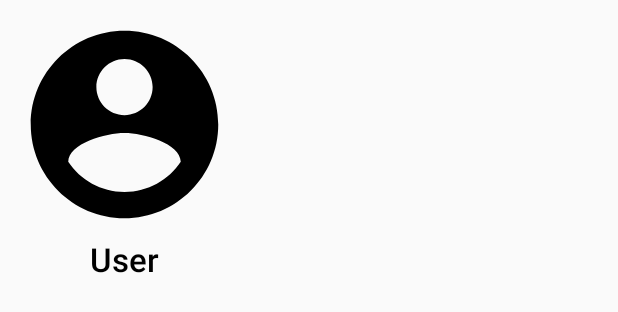
After one commit to addiegupta/HackUdaipur, an Android app: the layout user_list_item.xml on its own in the app's theme, with its tools: preview values and no code run, on a phone screen of 412 x 824 dp. The commit adds this screen. Shown: the top 312 px of the screen. Run offline under Robolectric (Android 15) with nearby library versions, the phone set to English and light mode, and no system bars.

Commit message:
Create symptoms table and change select user mechanism

```diff
--- a/app/src/main/AndroidManifest.xml
+++ b/app/src/main/AndroidManifest.xml
@@ -26,7 +26,9 @@
             android:name=".data.generated.UserProvider"
             android:authorities="${applicationId}"
             android:exported="false" />
-        <activity android:name=".ui.SymptomsActivity"></activity>
+
+        <activity android:name=".ui.SymptomsActivity" />
+        <activity android:name=".ui.SelectUserActivity"></activity>
     </application>
 
 </manifest>
--- a/app/src/main/java/com/example/android/hackudaipur/data/UserProvider.java
+++ b/app/src/main/java/com/example/android/hackudaipur/data/UserProvider.java
@@ -31,7 +31,7 @@ public class UserProvider {
         @ContentUri(
                 path = "symptoms",
                 type = "vnd.android.cursor.dir/symptom",
-                defaultSort = SymptomColumns.NAME + " ASC")
+                defaultSort = SymptomColumns._ID + " ASC")
         public static final Uri URI_SYMPTOMS = Uri.parse("content://" + AUTHORITY + "/symptoms");
 
     }
--- /dev/null
+++ b/app/src/main/res/layout/user_list_item.xml
@@ -0,0 +1,29 @@
+<?xml version="1.0" encoding="utf-8"?>
+<RelativeLayout xmlns:android="http://schemas.android.com/apk/res/android"
+    xmlns:app="http://schemas.android.com/apk/res-auto"
+    android:layout_width="150dp"
+    android:layout_height="wrap_content"
+    xmlns:tools="http://schemas.android.com/tools"
+    android:layout_margin="8dp"
+    android:orientation="vertical">
+
+    <ImageView
+        android:id="@+id/iv_user_image"
+        android:layout_width="150dp"
+        android:layout_height="150dp"
+        android:layout_alignParentTop="true"
+        android:layout_centerHorizontal="true"
+        android:src="@drawable/ic_account_circle_black_24dp"/>
+    <TextView
+        android:id="@+id/tv_select_user_name"
+        android:layout_width="wrap_content"
+        android:layout_height="wrap_content"
+        android:gravity="center_horizontal"
+        tools:text="User"
+        android:textSize="22sp"
+        android:textAppearance="@style/Base.TextAppearance.AppCompat.Widget.ActionBar.Title"
+        android:layout_below="@id/iv_user_image"
+        android:textColor="#000"
+        android:layout_centerHorizontal="true" />
+
+</RelativeLayout>
--- a/app/src/main/res/values/strings.xml
+++ b/app/src/main/res/values/strings.xml
@@ -14,4 +14,5 @@
     <string name="user_will_be_deleted_permanently">User will be deleted permanently. Data cannot be recovered</string>
     <string name="delete">Delete</string>
     <string name="cancel">Cancel</string>
+    <string name="SELECTED_USER_NAME">selected_user_name</string>
 </resources>
```
Also changed, not shown: app/src/main/java/com/example/android/hackudaipur/adapter/SymptomAdapter.java (+41 -25 lines), app/src/main/java/com/example/android/hackudaipur/adapter/UserAdapter.java (added, +77 -0 lines), app/src/main/java/com/example/android/hackudaipur/data/UserDatabase.java (+24 -0 lines), app/src/main/java/com/example/android/hackudaipur/model/User.java (+22 -17 lines), app/src/main/java/com/example/android/hackudaipur/ui/MainActivity.java (+3 -4 lines), app/src/main/java/com/example/android/hackudaipur/ui/SelectUserActivity.java (added, +78 -0 lines), app/src/main/java/com/example/android/hackudaipur/ui/SymptomsActivity.java (+40 -3 lines), app/src/main/res/layout/activity_select_user.xml (added, +9 -0 lines), app/src/main/res/layout/symptom_item_row.xml (+12 -4 lines).
